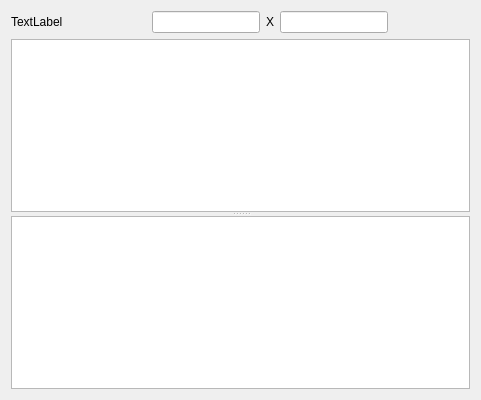
Above: src/Dev/UI/ArrayCreatorByImage.ui from Fedonenko/GraduationWork before the change. Below: the same form after it.
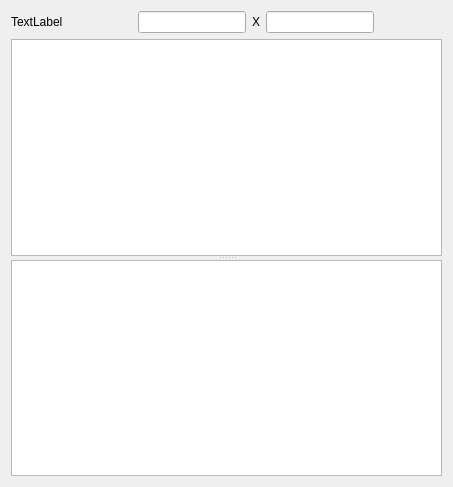
That is the form after the change.

Commit message: IMPLEMENTED: properties textEdit

```diff
--- a/src/Dev/UI/ArrayCreatorByImage.ui
+++ b/src/Dev/UI/ArrayCreatorByImage.ui
@@ -6,8 +6,8 @@
    <rect>
     <x>0</x>
     <y>0</y>
-    <width>481</width>
-    <height>400</height>
+    <width>453</width>
+    <height>487</height>
    </rect>
   </property>
   <property name="windowTitle">
@@ -66,7 +66,11 @@
       <enum>Qt::Vertical</enum>
      </property>
      <widget class="QGraphicsView" name="graphicsView"/>
-     <widget class="QTextBrowser" name="textBrowser"/>
+     <widget class="QTextEdit" name="textEdit">
+      <property name="dataKey" stdset="0">
+       <string notr="true">formattedArray</string>
+      </property>
+     </widget>
     </widget>
    </item>
   </layout>
```
Left out of the diff: 44 changed lines with no effect on the pictures. The commit also changes 7 other files.
